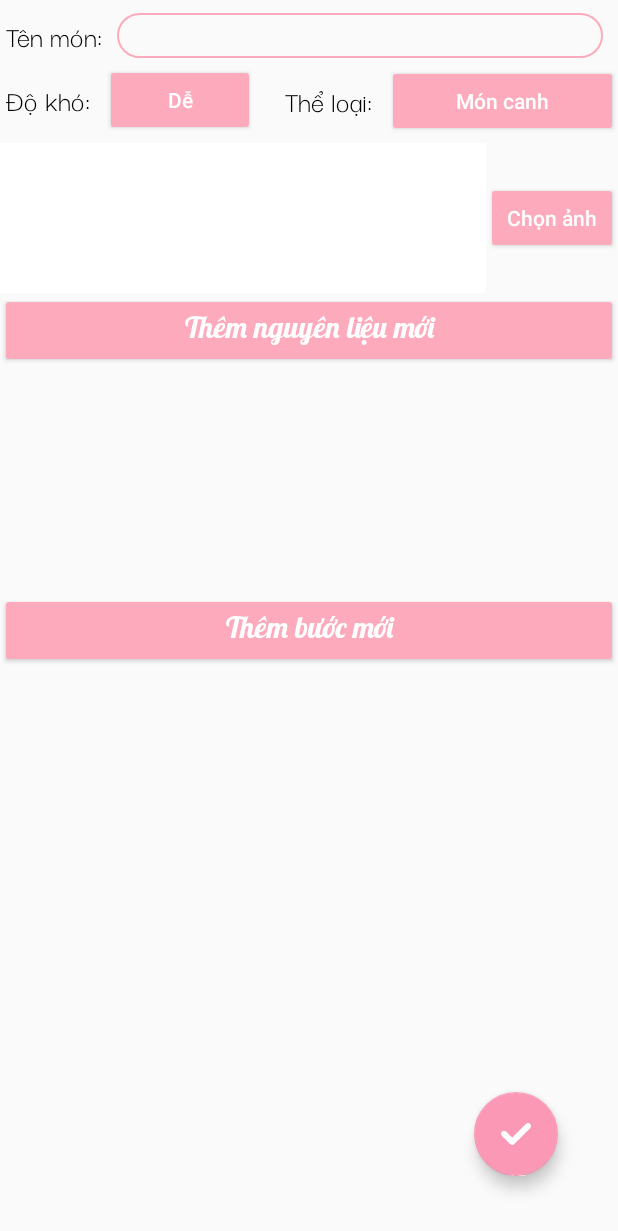
After one commit to thinh-neyung/HomNayAnGi, an Android app: the activity_newpost screen opened directly, with no data from a screen before it, on a phone screen of 412 x 824 dp. The commit adds this screen. Shown: the top 1231 px of the screen. Run offline under Robolectric (Android 15) with nearby library versions, the light colour scheme and no system bars; our stand-ins replace Firebase (no records; nobody signed in at launch, a user with empty details on screens opened directly); pictures from the network do not load.

Commit message:
final 1.0

```diff
--- a/HomNayAnGi/app/build.gradle
+++ b/HomNayAnGi/app/build.gradle
@@ -47,4 +47,6 @@ dependencies {
     implementation "com.android.support:support-compat:27.1.1"
     implementation 'com.github.bumptech.glide:glide:4.12.0'
     implementation 'com.squareup.picasso:picasso:2.71828'
+    implementation platform('com.google.firebase:firebase-bom:29.3.1')
+    implementation 'com.google.firebase:firebase-storage'
 }
--- /dev/null
+++ b/HomNayAnGi/app/src/main/java/com/example/myapplication/activity/activity_newpost.java
@@ -0,0 +1,243 @@
+package com.example.myapplication.activity;
+
+import android.content.Intent;
+import android.net.Uri;
+import android.os.Bundle;
+import android.view.MenuItem;
+import android.view.View;
+import android.widget.Button;
+import android.widget.EditText;
+import android.widget.ImageView;
+import android.widget.LinearLayout;
+import android.widget.PopupMenu;
+
+import androidx.annotation.NonNull;
+import androidx.appcompat.app.AppCompatActivity;
+
+import com.example.myapplication.R;
+import com.example.myapplication.data_model.MonAn;
+import com.example.myapplication.data_model.cac_buoc;
+import com.google.android.gms.tasks.OnCompleteListener;
+import com.google.android.gms.tasks.OnFailureListener;
+import com.google.android.gms.tasks.OnSuccessListener;
+import com.google.android.gms.tasks.Task;
+import com.google.android.material.floatingactionbutton.FloatingActionButton;
+import com.google.firebase.database.DatabaseReference;
+import com.google.firebase.database.FirebaseDatabase;
+import com.google.firebase.storage.FirebaseStorage;
+import com.google.firebase.storage.StorageReference;
+import com.google.firebase.storage.UploadTask;
+
+import java.util.ArrayList;
+
+public class activity_newpost extends AppCompatActivity {
+    ImageView imageview;
+    Button select_button,add_nl_button,add_step_button,menu_theloai,menu_dokho;
+    LinearLayout nguyenlieu_list,step_list;
+    FloatingActionButton done_button;
+    EditText name;
+    Uri imageURI;
+    String image_link;
+    com.example.myapplication.data_model.user user;
+    ArrayList<String> nguyenliau_list_data;
+    ArrayList<cac_buoc> cacbuoc_list_data;
+    ArrayList<MonAn> foodlistdata;
+    int SELECT_PICTURE = 200;
+
+    @Override
+    protected void onCreate(Bundle savedInstanceState) {
+        super.onCreate(savedInstanceState);
+        setContentView(R.layout.activity_newpost);
+
+        imageview = (ImageView) findViewById(R.id.imageView5);
+        select_button=(Button) findViewById(R.id.button_select);
+        add_nl_button=(Button) findViewById(R.id.add_nl);
+        nguyenlieu_list=(LinearLayout) findViewById(R.id.nguyenlieu_list);
+        add_step_button=(Button) findViewById(R.id.add_step);
+        step_list=(LinearLayout) findViewById(R.id.cacbuoc_list);
+        menu_theloai=(Button) findViewById(R.id.button_menu_theloai);
+        menu_dokho=(Button) findViewById(R.id.button_menu_dokho);
+        done_button=(FloatingActionButton)findViewById(R.id.floatingActionButton2);
+        name=(EditText) findViewById(R.id.editText_name);
+        user= (com.example.myapplication.data_model.user) getIntent().getSerializableExtra("user");
+        foodlistdata= (ArrayList<MonAn>) getIntent().getSerializableExtra("foodlistdata");
+        nguyenliau_list_data=new ArrayList<String>();
+        cacbuoc_list_data=new ArrayList<cac_buoc>();
+
+        add_nl_button.setOnClickListener(new View.OnClickListener() {
+            @Override
+            public void onClick(View view) {
+                EditText editText=new EditText(activity_newpost.this);
+                editText.setHint("Nguyên liệu "+String.valueOf(nguyenlieu_list.getChildCount()));
+                editText.setId(nguyenlieu_list.getChildCount()+200+1);
+                nguyenlieu_list.addView(editText);
+
+            }
+        });
+        add_step_button.setOnClickListener(new View.OnClickListener() {
+            @Override
+            public void onClick(View view) {
+                EditText editText_mota=new EditText(activity_newpost.this);
+                EditText editText_time=new EditText(activity_newpost.this);
+                editText_mota.setHint("Nội dung");
+                editText_time.setHint("Thời gian");
+                editText_mota.setId(step_list.getChildCount()+300+1);
+                editText_time.setId(step_list.getChildCount()+300+2);
+                step_list.addView(editText_mota);
+                step_list.addView(editText_time);
+            }
+        });
+
+        select_button.setOnClickListener(new View.OnClickListener() {
+            @Override
+            public void onClick(View v) {
+                imageChooser();
+            }
+        });
+        menu_dokho.setOnClickListener(new View.OnClickListener() {
+            @Override
+            public void onClick(View view) {
+                PopupMenu popupMenu=new PopupMenu(activity_newpost.this,menu_dokho);
+                popupMenu.getMenuInflater().inflate(R.menu.menu_dokho,popupMenu.getMenu());
+                popupMenu.setOnMenuItemClickListener(new PopupMenu.OnMenuItemClickListener() {
+                    @Override
+                    public boolean onMenuItemClick(MenuItem menuItem) {
+                        switch (menuItem.getItemId()){
+                            case R.id.menuItem_de:
+                                menu_dokho.setText("Dễ");
+                                break;
+                            case R.id.menuItem_trungbinh:
+                                menu_dokho.setText("Trung bình");
+                                break;
+                            case R.id.menuItem_kho:
+                                menu_dokho.setText("Khó");
+                                break;
+                        }
+                        return false;
+                    }
+                });
+                popupMenu.show();
+            }
+        });
+        menu_theloai.setOnClickListener(new View.OnClickListener() {
+            @Override
+            public void onClick(View view) {
+                PopupMenu popupMenu=new PopupMenu(activity_newpost.this,menu_theloai);
+                popupMenu.getMenuInflater().inflate(R.menu.menu_theloai,popupMenu.getMenu());
+                popupMenu.setOnMenuItemClickListener(new PopupMenu.OnMenuItemClickListener() {
+                    @Override
+                    public boolean onMenuItemClick(MenuItem menuItem) {
+                        switch (menuItem.getItemId()){
+                            case R.id.menuItem_moncanh:
+                                menu_theloai.setText("Món canh");
+                                break;
+                            case R.id.menuItem_anvat:
+                                menu_theloai.setText("Ăn vặt");
+                                break;
+                            case R.id.menuItem_monbanh:
+                                menu_theloai.setText("Món bánh");
+                                break;
+                            case R.id.menuItem_monchien:
+                                menu_theloai.setText("Món chiên");
+                                break;
+                            case R.id.menuItem_monkho:
+                                menu_theloai.setText("Món kho");
+                                break;
+                            case R.id.menuItem_thucuong:
+                                menu_theloai.setText("Thức uống");
+                                break;
+                        }
+                        return false;
+                    }
+                });
+                popupMenu.show();
+            }
+        });
+
+        done_button.setOnClickListener(new View.OnClickListener() {
+            @Override
+            public void onClick(View view) {
+                Uri file = imageURI;
+                FirebaseStorage storage = FirebaseStorage.getInstance();
+                StorageReference storageRef = storage.getReference();
+                StorageReference riversRef = storageRef.child("images/"+file.getLastPathSegment());
+                UploadTask uploadTask = riversRef.putFile(file);
+
+// Register observers to listen for when the download is done or if it fails
+                uploadTask.addOnFailureListener(new OnFailureListener() {
+                    @Override
+                    public void onFailure(@NonNull Exception exception) {
+                        // Handle unsuccessful uploads
+                    }
+                }).addOnSuccessListener(new OnSuccessListener<UploadTask.TaskSnapshot>() {
+                    @Override
+                    public void onSuccess(UploadTask.TaskSnapshot taskSnapshot) {
+                        riversRef.getDownloadUrl().addOnCompleteListener(new OnCompleteListener<Uri>() {
+                            @Override
+                            public void onComplete(@NonNull Task<Uri> task) {
+                                if (task.isSuccessful()) {
+                                    Uri downloadUri = task.getResult();
+                                    image_link= downloadUri.toString();
+                                    for(int i=0;i<nguyenlieu_list.getChildCount()-1;i++)
+                                    {
+                                        EditText nl=(EditText) findViewById(i+200+2);
+                                        nguyenliau_list_data.add(nl.getText().toString());
+                                    }
+                                    for(int i=0;i<step_list.getChildCount()-1;i+=2)
+                                    {
+                                        EditText step=(EditText) findViewById(i+300+2);
+                                        EditText time=(EditText) findViewById(i+300+3);
+                                        cacbuoc_list_data.add(new cac_buoc(step.getText().toString(),time.getText().toString()));
+                                    }
+                                    MonAn new_monan = new MonAn(name.getText().toString(),menu_dokho.getText().toString(),image_link,menu_theloai.getText().toString(),nguyenliau_list_data,cacbuoc_list_data);
+                                    foodlistdata.add(new_monan);
+                                    DatabaseReference mDatabase = FirebaseDatabase.getInstance().getReference();
+                                    mDatabase.child("mon_an").setValue(foodlistdata);
+                                    Intent intent=new Intent(activity_newpost.this,MainActivity.class);
+                                    intent.putExtra("user",user);
+                                    startActivity(intent);
+                                } else {
+                                    // Handle failures
+                                }
+                            }
+                        });;
+                    }
+                });
+
+            }
+        });
+    }
+    void imageChooser() {
+
+        // create an instance of the
+        // intent of the type image
+        Intent i = new Intent();
+        i.setType("image/*");
+        i.setAction(Intent.ACTION_GET_CONTENT);
+
+        // pass the constant to compare it
+        // with the returned requestCode
+        startActivityForResult(Intent.createChooser(i, "Select Picture"), SELECT_PICTURE);
+    }
+
+    // this function is triggered when user
+    // selects the image from the imageChooser
+    public void onActivityResult(int requestCode, int resultCode, Intent data) {
+        super.onActivityResult(requestCode, resultCode, data);
+
+        if (resultCode == RESULT_OK) {
+
+            // compare the resultCode with the
+            // SELECT_PICTURE constant
+            if (requestCode == SELECT_PICTURE) {
+                // Get the url of the image from data
+                Uri selectedImageUri = data.getData();
+                if (null != selectedImageUri) {
+                    // update the preview image in the layout
+                    imageview.setImageURI(selectedImageUri);
+                    imageURI=selectedImageUri;
+                }
+            }
+        }
+    }
+}
--- a/HomNayAnGi/app/src/main/java/com/example/myapplication/activity/search_result.java
+++ b/HomNayAnGi/app/src/main/java/com/example/myapplication/activity/search_result.java
@@ -69,6 +69,7 @@ public class search_result extends AppCompatActivity {
                 intent_searchresult.putExtra("count", count);
                 intent_searchresult.putExtra("search_text",search_string);
                 intent_searchresult.putExtra("user",user);
+                intent_searchresult.putExtra("foodlistdata",foodlistdata);
                 startActivity(intent_searchresult);
             }
         }
@@ -88,7 +89,7 @@ public class search_result extends AppCompatActivity {
         list_result=(RecyclerView) findViewById(R.id.list_result);
         search_bar=(EditText)findViewById(R.id.search);
         search_button=(ImageButton)findViewById(R.id.button_search);
-        foodlistdata=new ArrayList<>();
+        foodlistdata= (ArrayList<MonAn>) getIntent().getSerializableExtra("foodlistdata");
         home_button=(ImageButton)findViewById(R.id.home_button);
         user= (com.example.myapplication.data_model.user) getIntent().getSerializableExtra("user");
 
@@ -162,6 +163,7 @@ public class search_result extends AppCompatActivity {
                 Intent intent=new Intent(search_result.this, Activity_rieng1.class);
                 intent.putExtra("mon_an",foodlist_result.get(position));
                 intent.putExtra("user",user);
+                intent.putExtra("foodlistdata",foodlistdata);
                 startActivity(intent);
             }
         });
--- /dev/null
+++ b/HomNayAnGi/app/src/main/res/layout/activity_newpost.xml
@@ -0,0 +1,192 @@
+<?xml version="1.0" encoding="utf-8"?>
+
+<androidx.constraintlayout.widget.ConstraintLayout xmlns:android="http://schemas.android.com/apk/res/android"
+    xmlns:app="http://schemas.android.com/apk/res-auto"
+    xmlns:tools="http://schemas.android.com/tools"
+    android:layout_width="match_parent"
+    android:layout_height="match_parent"
+    tools:context=".activity.activity_newpost">
+
+
+    <ImageView
+        android:id="@+id/imageView5"
+        android:layout_width="0dp"
+        android:layout_height="100dp"
+        android:layout_marginTop="4dp"
+        app:layout_constraintEnd_toStartOf="@+id/button_select"
+        app:layout_constraintHorizontal_bias="0.0"
+        app:layout_constraintStart_toStartOf="parent"
+        app:layout_constraintTop_toBottomOf="@+id/button_menu_theloai"
+        app:srcCompat="@drawable/background_for_danhsach_layout" />
+
+    <Button
+        android:id="@+id/button_select"
+        android:layout_width="wrap_content"
+        android:layout_height="wrap_content"
+        android:backgroundTint="#FDABBC"
+        android:text="Chọn ảnh"
+        android:textAllCaps="false"
+        android:textColor="#FFFFFF"
+        app:layout_constraintEnd_toEndOf="parent"
+        app:layout_constraintTop_toTopOf="@+id/imageView5"
+        app:layout_constraintBottom_toBottomOf="@+id/imageView5" />
+
+    <ScrollView
+        android:id="@+id/nguyenlieu_scroll"
+        android:layout_width="0dp"
+        android:layout_height="200dp"
+        app:layout_constraintEnd_toEndOf="parent"
+        app:layout_constraintHorizontal_bias="0.0"
+        app:layout_constraintStart_toStartOf="parent"
+        app:layout_constraintTop_toBottomOf="@+id/imageView5">
+
+        <LinearLayout
+            android:id="@+id/nguyenlieu_list"
+            android:layout_width="match_parent"
+            android:layout_height="600dp"
+            android:orientation="vertical">
+
+            <Button
+                android:id="@+id/add_nl"
+                android:layout_width="match_parent"
+                android:layout_height="wrap_content"
+                android:backgroundTint="#FDABBC"
+                android:fontFamily="@font/lobster"
+                android:text="Thêm nguyên liệu mới"
+                android:textAllCaps="false"
+                android:textColor="#FFFFFF"
+                android:textSize="20sp" />
+        </LinearLayout>
+    </ScrollView>
+
+    <ScrollView
+        android:layout_width="0dp"
+        android:layout_height="0dp"
+        app:layout_constraintBottom_toBottomOf="parent"
+        app:layout_constraintEnd_toEndOf="parent"
+        app:layout_constraintHorizontal_bias="0.0"
+        app:layout_constraintStart_toStartOf="parent"
+        app:layout_constraintTop_toBottomOf="@+id/nguyenlieu_scroll"
+        app:layout_constraintVertical_bias="0.0">
+
+        <LinearLayout
+            android:id="@+id/cacbuoc_list"
+            android:layout_width="match_parent"
+            android:layout_height="1000dp"
+            android:orientation="vertical">
+
+            <Button
+                android:id="@+id/add_step"
+                android:layout_width="match_parent"
+                android:layout_height="wrap_content"
+                android:backgroundTint="#FDABBC"
+                android:fontFamily="@font/lobster"
+                android:text="Thêm bước mới"
+                android:textAllCaps="false"
+                android:textColor="#FFFFFF"
+                android:textSize="20sp" />
+        </LinearLayout>
+    </ScrollView>
+
+    <TextView
+        android:id="@+id/textView7"
+        android:layout_width="wrap_content"
+        android:layout_height="wrap_content"
+        android:layout_marginStart="4dp"
+        android:layout_marginTop="10dp"
+        android:text="Tên món:"
+        android:fontFamily="@font/darker_grotesque"
+        android:textColor="#000000"
+        android:textSize="20sp"
+        app:layout_constraintStart_toStartOf="parent"
+        app:layout_constraintTop_toTopOf="parent" />
+
+    <EditText
+        android:id="@+id/editText_name"
+        android:layout_width="0dp"
+        android:layout_height="30dp"
+        android:layout_marginStart="10dp"
+        android:layout_marginEnd="10dp"
+        android:background="@drawable/background_edittext_login"
+        android:ems="10"
+        android:inputType="textPersonName"
+        android:paddingLeft="10dp"
+        android:textColor="#F86666"
+        app:layout_constraintBottom_toBottomOf="@+id/textView7"
+        app:layout_constraintEnd_toEndOf="parent"
+        app:layout_constraintStart_toEndOf="@+id/textView7"
+        app:layout_constraintTop_toTopOf="@+id/textView7" />
+
+    <com.google.android.material.floatingactionbutton.FloatingActionButton
+        android:id="@+id/floatingActionButton2"
+        android:layout_width="wrap_content"
+        android:layout_height="wrap_content"
+        android:layout_marginEnd="40dp"
+        android:layout_marginBottom="40dp"
+        android:clickable="true"
+        android:foregroundGravity="center"
+        android:foregroundTint="#FFFFFF"
+        android:foregroundTintMode="src_in"
+        android:src="@mipmap/check"
+        android:tint="#FFFFFF"
+        app:backgroundTint="#FB98B6"
+        app:fabSize="normal"
+        app:layout_constraintBottom_toBottomOf="parent"
+        app:layout_constraintEnd_toEndOf="parent"
+        app:maxImageSize="20dp" />
+
+    <TextView
+        android:id="@+id/textView8"
+        android:layout_width="wrap_content"
+        android:layout_height="wrap_content"
+        android:layout_marginStart="4dp"
+        android:layout_marginTop="15dp"
+        android:fontFamily="@font/darker_grotesque"
+        android:textColor="#000000"
+        android:textSize="20sp"
+        android:text="Độ khó:"
+        app:layout_constraintStart_toStartOf="parent"
+        app:layout_constraintTop_toBottomOf="@+id/textView7" />
+
+    <Button
+        android:id="@+id/button_menu_dokho"
+        android:layout_width="100dp"
+        android:layout_height="wrap_content"
+        android:layout_marginStart="10dp"
+        android:backgroundTint="#FDABBC"
+        android:textAllCaps="false"
+        android:textColor="#FFFFFF"
+        android:text="Dễ"
+        app:layout_constraintBottom_toBottomOf="@+id/textView8"
+        app:layout_constraintStart_toEndOf="@+id/textView8"
+        app:layout_constraintTop_toTopOf="@+id/textView8" />
+
+    <TextView
+        android:id="@+id/textView9"
+        android:layout_width="wrap_content"
+        android:layout_height="wrap_content"
+        android:fontFamily="@font/darker_grotesque"
+        android:textColor="#000000"
+        android:textSize="20sp"
+        android:layout_marginStart="20dp"
+        android:text="Thể loại:"
+        app:layout_constraintBottom_toBottomOf="@+id/button_menu_dokho"
+        app:layout_constraintStart_toEndOf="@+id/button_menu_dokho"
+        app:layout_constraintTop_toTopOf="@+id/button_menu_dokho" />
+
+    <Button
+        android:id="@+id/button_menu_theloai"
+        android:layout_width="0dp"
+        android:layout_height="wrap_content"
+        android:layout_marginStart="10dp"
+        android:backgroundTint="#FDABBC"
+        android:text="Món canh"
+        android:textAllCaps="false"
+        android:textColor="#FFFFFF"
+        app:layout_constraintBottom_toBottomOf="@+id/textView9"
+        app:layout_constraintEnd_toEndOf="parent"
+        app:layout_constraintHorizontal_bias="0.0"
+        app:layout_constraintStart_toEndOf="@+id/textView9"
+        app:layout_constraintTop_toTopOf="@+id/textView9" />
+
+</androidx.constraintlayout.widget.ConstraintLayout>
--- /dev/null
+++ b/HomNayAnGi/app/src/main/res/menu/menu_dokho.xml
@@ -0,0 +1,14 @@
+<?xml version="1.0" encoding="utf-8"?>
+<menu xmlns:app="http://schemas.android.com/apk/res-auto"
+    xmlns:android="http://schemas.android.com/apk/res/android">
+    <item
+        android:id="@+id/menuItem_de"
+        android:title="Dễ" />
+    <item
+        android:id="@+id/menuItem_trungbinh"
+        android:title="Trung bình" />
+    <item
+        android:id="@+id/menuItem_kho"
+        android:title="Khó" />
+
+</menu>
--- /dev/null
+++ b/HomNayAnGi/app/src/main/res/menu/menu_theloai.xml
@@ -0,0 +1,24 @@
+<?xml version="1.0" encoding="utf-8"?>
+<menu xmlns:app="http://schemas.android.com/apk/res-auto"
+    xmlns:android="http://schemas.android.com/apk/res/android">
+    <item
+        android:id="@+id/menuItem_moncanh"
+        android:title="Món canh" />
+    <item
+        android:id="@+id/menuItem_anvat"
+        android:title="Ăn vặt" />
+    <item
+        android:id="@+id/menuItem_monbanh"
+        android:title="Món bánh" />
+    <item
+        android:id="@+id/menuItem_monchien"
+        android:title="Món chiên" />
+    <item
+        android:id="@+id/menuItem_monkho"
+        android:title="Món kho" />
+    <item
+        android:id="@+id/menuItem_thucuong"
+        android:title="Thức uống" />
+
+
+</menu>
```
Also changed, not shown: HomNayAnGi/app/src/main/AndroidManifest.xml (+5 -2 lines), HomNayAnGi/app/src/main/java/com/example/myapplication/activity/Activity_rieng1.java (+35 -0 lines), HomNayAnGi/app/src/main/java/com/example/myapplication/activity/MainActivity.java (+24 -2 lines), HomNayAnGi/app/src/main/res/layout/activity_main.xml (+12 -0 lines), HomNayAnGi/app/src/main/res/layout/activity_rieng1.xml (+18 -0 lines), HomNayAnGi/app/src/main/res/mipmap-hdpi/check.png (added), HomNayAnGi/app/src/main/res/mipmap-hdpi/garbage.png (added), HomNayAnGi/app/src/main/res/values/strings.xml (line endings or trailing spaces).
